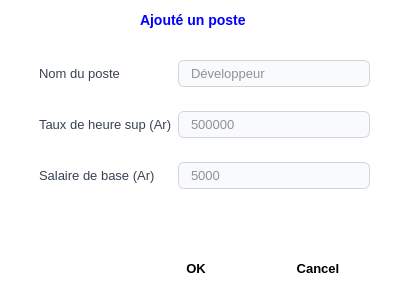
Above: ui/addpostdialog.ui from eliphanio/Gestion-d-employer-et-de-paie before the change. Below: the same form after it.
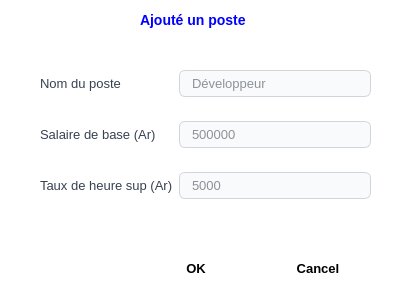
That is the form after the change.

The edit to the form file:
```diff
--- a/ui/addpostdialog.ui
+++ b/ui/addpostdialog.ui
@@ -106,10 +106,10 @@
   <widget class="QWidget" name="formLayoutWidget">
    <property name="geometry">
     <rect>
-     <x>39</x>
-     <y>50</y>
+     <x>40</x>
+     <y>60</y>
      <width>331</width>
-     <height>191</height>
+     <height>171</height>
     </rect>
    </property>
    <layout class="QFormLayout" name="formLayout">
@@ -137,28 +137,28 @@
      </widget>
     </item>
     <item row="1" column="0">
-     <widget class="QLabel" name="heureSupLabel">
+     <widget class="QLabel" name="salaireLabel">
       <property name="text">
-       <string>Taux de heure sup (Ar)</string>
+       <string>Salaire de base (Ar)</string>
       </property>
      </widget>
     </item>
     <item row="1" column="1">
-     <widget class="QLineEdit" name="tauxDeHeureSupLineEdit">
+     <widget class="QLineEdit" name="salaireDeBaseLineEdit">
       <property name="placeholderText">
        <string>500000</string>
       </property>
      </widget>
     </item>
     <item row="2" column="0">
-     <widget class="QLabel" name="salaireLabel">
+     <widget class="QLabel" name="heureSupLabel">
       <property name="text">
-       <string>Salaire de base (Ar)</string>
+       <string>Taux de heure sup (Ar)</string>
       </property>
      </widget>
     </item>
     <item row="2" column="1">
-     <widget class="QLineEdit" name="salaireDeBaseLineEdit">
+     <widget class="QLineEdit" name="tauxDeHeureSupLineEdit">
       <property name="placeholderText">
        <string>5000</string>
       </property>
```
